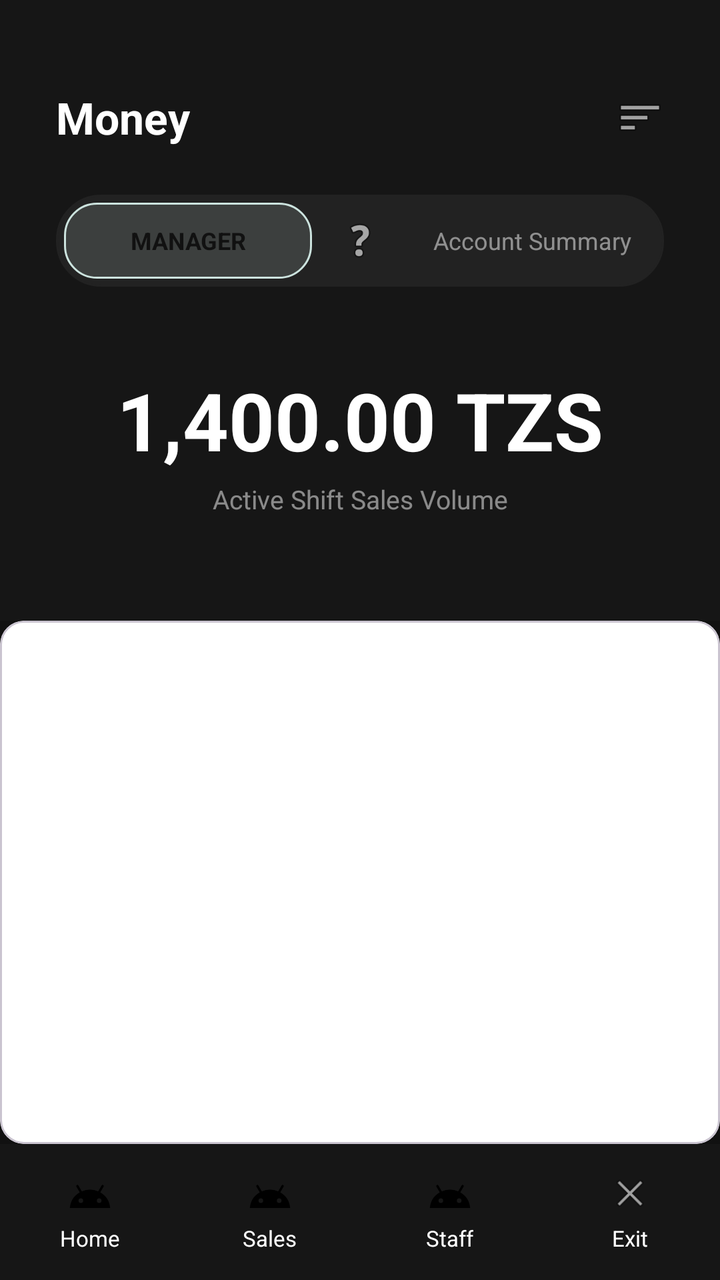
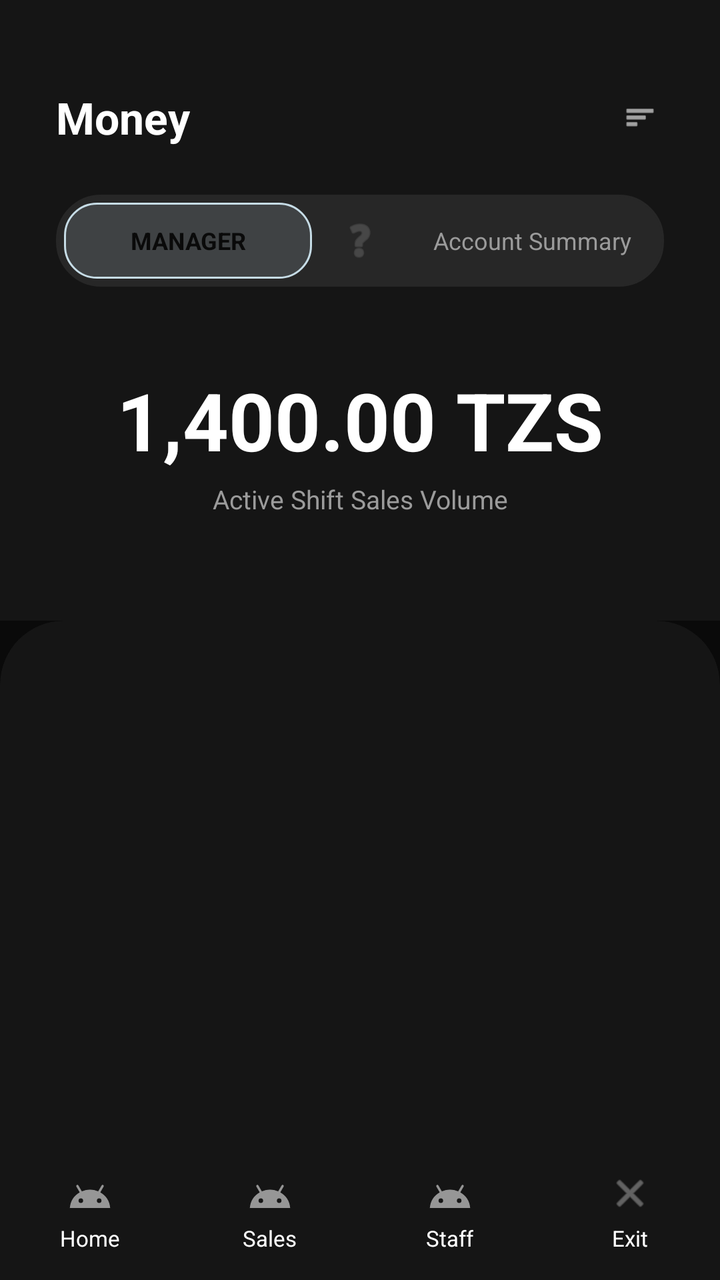

Compare the two renders of this Android layout. The source of the first and the diff that turns it into the second are given below.
<!-- AndroidManifest.xml: application theme Theme.JIJIPOS -->
<!-- res/layout/activity_dashboard.xml -->
<?xml version="1.0" encoding="utf-8"?>
<LinearLayout xmlns:android="http://schemas.android.com/apk/res/android"
    xmlns:app="http://android.com"
    xmlns:tools="http://android.com"
    android:layout_width="match_parent"
    android:layout_height="match_parent"
    android:background="#111111"
    android:orientation="vertical"
    tools:context=".DashboardActivity">

    
    <LinearLayout
        android:layout_width="match_parent"
        android:layout_height="wrap_content"
        android:orientation="vertical"
        android:padding="28dp"
        android:background="#161616">

        <RelativeLayout
            android:layout_width="match_parent"
            android:layout_height="wrap_content"
            android:layout_marginTop="16dp">

            <TextView
                android:id="@+id/textWelcomeBanner"
                android:layout_width="wrap_content"
                android:layout_height="wrap_content"
                android:text="Money"
                android:textColor="@color/white"
                android:textSize="22sp"
                android:textStyle="bold"
                android:layout_centerVertical="true" />

            
            <ImageView
                android:id="@+id/btnHeaderMenu"
                android:layout_width="24dp"
                android:layout_height="24dp"
                android:src="@android:drawable/ic_menu_sort_by_size"
                app:tint="@color/white"
                android:layout_alignParentEnd="true"
                android:layout_centerVertical="true"
                android:clickable="true"
                android:focusable="true" />

        </RelativeLayout>


        
        <LinearLayout
            android:layout_width="match_parent"
            android:layout_height="46dp"
            android:background="@drawable/bg_navbar"
            android:backgroundTint="#222222"
            android:orientation="horizontal"
            android:padding="4dp"
            android:layout_marginTop="24dp"
            android:gravity="center_vertical">
            <TextView
                android:id="@+id/textRoleTag"
                android:layout_width="0dp"
                android:layout_weight="1"
                android:layout_height="match_parent"
                android:background="@drawable/bg_nav_active_pill"
                android:backgroundTint="#CCE3DE"
                android:text="MANAGER"
                android:textColor="#111111"
                android:textStyle="bold"
                android:textSize="12sp"
                android:gravity="center" />
            <ImageView
                android:layout_width="24dp"
                android:layout_height="24dp"
                android:src="@android:drawable/ic_menu_help"
                app:tint="#40FFFFFF"
                android:layout_marginHorizontal="12dp"/>
            <TextView
                android:layout_width="0dp"
                android:layout_weight="1"
                android:layout_height="match_parent"
                android:text="Account Summary"
                android:textColor="@color/white"
                android:alpha="0.5"
                android:textSize="12sp"
                android:gravity="center" />
        </LinearLayout>

        
        <TextView
            android:id="@+id/textLiveBalanceValue"
            android:layout_width="match_parent"
            android:layout_height="wrap_content"
            android:text="1,400.00 TZS"
            android:textColor="@color/white"
            android:textSize="40sp"
            android:textStyle="bold"
            android:gravity="center_horizontal"
            android:layout_marginTop="40dp" />

        <TextView
            android:layout_width="match_parent"
            android:layout_height="wrap_content"
            android:text="Active Shift Sales Volume"
            android:textColor="@color/white"
            android:alpha="0.5"
            android:textSize="13sp"
            android:gravity="center_horizontal"
            android:layout_marginTop="4dp"
            android:layout_marginBottom="24dp" />
    </LinearLayout>

    
    <com.google.android.material.card.MaterialCardView
        android:layout_width="match_parent"
        android:layout_height="0dp"
        android:layout_weight="1"
        app:cardCornerRadiusTopStart="32dp"
        app:cardCornerRadiusTopEnd="32dp"
        app:cardCornerRadiusBottomStart="0dp"
        app:cardCornerRadiusBottomEnd="0dp"
        app:cardElevation="0dp"
        app:strokeWidth="0dp"
        android:backgroundTint="@color/white">

        
        <FrameLayout
            android:id="@+id/fragmentContainer"
            android:layout_width="match_parent"
            android:layout_height="match_parent"
            android:layout_marginBottom="16dp" />

    </com.google.android.material.card.MaterialCardView>

    
    <LinearLayout
        android:layout_width="match_parent"
        android:layout_height="68dp"
        android:background="#161616"
        android:orientation="horizontal"
        android:gravity="center_vertical">

        <LinearLayout android:id="@+id/tab1" android:layout_width="0dp" android:layout_weight="1" android:layout_height="match_parent" android:orientation="vertical" android:gravity="center">
            <ImageView android:id="@+id/icon1" android:layout_width="22dp" android:layout_height="22dp" android:src="@drawable/ic_nav_home" app:tint="#88FFFFFF"/>
            <TextView android:id="@+id/text1" android:layout_width="wrap_content" android:layout_height="wrap_content" android:text="Home" android:textColor="@color/white" android:textSize="11sp" android:layout_marginTop="4dp"/>
        </LinearLayout>

        <LinearLayout android:id="@+id/tab2" android:layout_width="0dp" android:layout_weight="1" android:layout_height="match_parent" android:orientation="vertical" android:gravity="center">
            <ImageView android:id="@+id/icon2" android:layout_width="22dp" android:layout_height="22dp" android:src="@drawable/ic_nav_sales" app:tint="#88FFFFFF"/>
            <TextView android:id="@+id/text2" android:layout_width="wrap_content" android:layout_height="wrap_content" android:text="Sales" android:textColor="@color/white" android:textSize="11sp" android:layout_marginTop="4dp" android:visibility="visible"/>
        </LinearLayout>

        <LinearLayout android:id="@+id/tab3" android:layout_width="0dp" android:layout_weight="1" android:layout_height="match_parent" android:orientation="vertical" android:gravity="center">
            <ImageView android:id="@+id/icon3" android:layout_width="22dp" android:layout_height="22dp" android:src="@drawable/ic_nav_staff" app:tint="#88FFFFFF"/>
            <TextView android:id="@+id/text3" android:layout_width="wrap_content" android:layout_height="wrap_content" android:text="Staff" android:textColor="@color/white" android:textSize="11sp" android:layout_marginTop="4dp" android:visibility="visible"/>
        </LinearLayout>

        <LinearLayout android:id="@+id/tab4" android:layout_width="0dp" android:layout_weight="1" android:layout_height="match_parent" android:orientation="vertical" android:gravity="center">
            <ImageView android:id="@+id/icon4" android:layout_width="22dp" android:layout_height="22dp" android:src="@android:drawable/ic_menu_close_clear_cancel" app:tint="#88FFFFFF"/>
            <TextView android:id="@+id/text4" android:layout_width="wrap_content" android:layout_height="wrap_content" android:text="Exit" android:textColor="@color/white" android:textSize="11sp" android:layout_marginTop="4dp"/>
        </LinearLayout>
    </LinearLayout>

</LinearLayout>
<!-- resources referenced by this layout -->
<resources>
  <color name="white">#FFFFFFFF</color>
  <!-- drawable bg_nav_active_pill (drawable) -->
  <?xml version="1.0" encoding="utf-8"?>
  <shape xmlns:android="http://schemas.android.com/apk/res/android"
      android:shape="rectangle">
      <solid android:color="#26E63946" />
      <corners android:radius="16dp" />
      <stroke
          android:width="1dp"
          android:color="@color/red" />
  </shape>
  <!-- drawable bg_navbar (drawable) -->
  <?xml version="1.0" encoding="utf-8"?>
  <shape xmlns:android="http://schemas.android.com/apk/res/android"
      android:shape="rectangle">
      <solid android:color="@color/card_dark" />
      <corners android:radius="22dp" />
      <stroke
          android:width="1dp"
          android:color="@color/divider" />
  </shape>
  <!-- drawable ic_nav_home (drawable) -->
  <vector xmlns:android="http://schemas.android.com/apk/res/android" android:height="24dp" android:tint="#000000" android:viewportHeight="24" android:viewportWidth="24" android:width="24dp">
          
      <path android:fillColor="#FF000000" android:pathData="M17.6,11.48 L19.44,8.3a0.63,0.63 0,0 0,-1.09 -0.63l-1.88,3.24a11.43,11.43 0,0 0,-8.94 0L5.65,7.67a0.63,0.63 0,0 0,-1.09 0.63L6.4,11.48A10.81,10.81 0,0 0,1 20L23,20A10.81,10.81 0,0 0,17.6 11.48ZM7,17.25A1.25,1.25 0,1 1,8.25 16,1.25 1.25,0 0,1 7,17.25ZM17,17.25A1.25,1.25 0,1 1,18.25 16,1.25 1.25,0 0,1 17,17.25Z"/>
      
  </vector>
  <!-- drawable ic_nav_sales (drawable) -->
  <vector xmlns:android="http://schemas.android.com/apk/res/android" android:height="24dp" android:tint="#000000" android:viewportHeight="24" android:viewportWidth="24" android:width="24dp">
          
      <path android:fillColor="#FF000000" android:pathData="M17.6,11.48 L19.44,8.3a0.63,0.63 0,0 0,-1.09 -0.63l-1.88,3.24a11.43,11.43 0,0 0,-8.94 0L5.65,7.67a0.63,0.63 0,0 0,-1.09 0.63L6.4,11.48A10.81,10.81 0,0 0,1 20L23,20A10.81,10.81 0,0 0,17.6 11.48ZM7,17.25A1.25,1.25 0,1 1,8.25 16,1.25 1.25,0 0,1 7,17.25ZM17,17.25A1.25,1.25 0,1 1,18.25 16,1.25 1.25,0 0,1 17,17.25Z"/>
      
  </vector>
  <!-- drawable ic_nav_staff (drawable) -->
  <vector xmlns:android="http://schemas.android.com/apk/res/android" android:height="24dp" android:tint="#000000" android:viewportHeight="24" android:viewportWidth="24" android:width="24dp">
          
      <path android:fillColor="#FF000000" android:pathData="M17.6,11.48 L19.44,8.3a0.63,0.63 0,0 0,-1.09 -0.63l-1.88,3.24a11.43,11.43 0,0 0,-8.94 0L5.65,7.67a0.63,0.63 0,0 0,-1.09 0.63L6.4,11.48A10.81,10.81 0,0 0,1 20L23,20A10.81,10.81 0,0 0,17.6 11.48ZM7,17.25A1.25,1.25 0,1 1,8.25 16,1.25 1.25,0 0,1 7,17.25ZM17,17.25A1.25,1.25 0,1 1,18.25 16,1.25 1.25,0 0,1 17,17.25Z"/>
      
  </vector>
  <style name="Theme.JIJIPOS" parent="Base.Theme.JIJIPOS" />
  <color name="red">#E53E3E</color>
  <color name="card_dark">#1C1C1E</color>
  <color name="divider">#333333</color>
  <style name="Base.Theme.JIJIPOS" parent="Theme.Material3.DayNight.NoActionBar">
          
          
      </style>
</resources>

<!-- the commit's change to res/layout/activity_dashboard.xml (unified diff, before → after) -->
@@ -1,10 +1,10 @@
 <?xml version="1.0" encoding="utf-8"?>
 <LinearLayout xmlns:android="http://schemas.android.com/apk/res/android"
-    xmlns:app="http://android.com"
-    xmlns:tools="http://android.com"
+    xmlns:app="http://schemas.android.com/apk/res-auto"
+    xmlns:tools="http://schemas.android.com/tools"
     android:layout_width="match_parent"
     android:layout_height="match_parent"
-    android:background="#111111"
+    android:background="@color/fv_bg"
     android:orientation="vertical"
     tools:context=".DashboardActivity">
 
@@ -14,7 +14,7 @@
         android:layout_height="wrap_content"
         android:orientation="vertical"
         android:padding="28dp"
-        android:background="#161616">
+        android:background="@color/fv_surface">
 
         <RelativeLayout
             android:layout_width="match_parent"
@@ -26,61 +26,64 @@
                 android:layout_width="wrap_content"
                 android:layout_height="wrap_content"
                 android:text="Money"
-                android:textColor="@color/white"
+                android:textColor="@color/fv_ink"
                 android:textSize="22sp"
                 android:textStyle="bold"
                 android:layout_centerVertical="true" />
 
-            
             <ImageView
                 android:id="@+id/btnHeaderMenu"
                 android:layout_width="24dp"
                 android:layout_height="24dp"
                 android:src="@android:drawable/ic_menu_sort_by_size"
-                app:tint="@color/white"
+                app:tint="@color/fv_ink"
                 android:layout_alignParentEnd="true"
                 android:layout_centerVertical="true"
                 android:clickable="true"
-                android:focusable="true" />
+                android:focusable="true"
+                android:background="?attr/selectableItemBackgroundBorderless"
+                android:padding="4dp" />
 
         </RelativeLayout>
-
 
         
         <LinearLayout
             android:layout_width="match_parent"
             android:layout_height="46dp"
             android:background="@drawable/bg_navbar"
-            android:backgroundTint="#222222"
+            android:backgroundTint="@color/fv_stroke"
             android:orientation="horizontal"
             android:padding="4dp"
             android:layout_marginTop="24dp"
             android:gravity="center_vertical">
+
             <TextView
                 android:id="@+id/textRoleTag"
                 android:layout_width="0dp"
                 android:layout_weight="1"
                 android:layout_height="match_parent"
                 android:background="@drawable/bg_nav_active_pill"
-                android:backgroundTint="#CCE3DE"
+                android:backgroundTint="@color/fv_accent"
                 android:text="MANAGER"
-                android:textColor="#111111"
+                android:textColor="@color/fv_on_accent"
                 android:textStyle="bold"
                 android:textSize="12sp"
                 android:gravity="center" />
+
             <ImageView
                 android:layout_width="24dp"
                 android:layout_height="24dp"
                 android:src="@android:drawable/ic_menu_help"
-                app:tint="#40FFFFFF"
-                android:layout_marginHorizontal="12dp"/>
+                app:tint="@color/fv_ink"
+                android:alpha="0.25"
+                android:layout_marginHorizontal="12dp" />
+
             <TextView
                 android:layout_width="0dp"
                 android:layout_weight="1"
                 android:layout_height="match_parent"
                 android:text="Account Summary"
-                android:textColor="@color/white"
-                android:alpha="0.5"
+                android:textColor="@color/fv_muted"
                 android:textSize="12sp"
                 android:gravity="center" />
         </LinearLayout>
@@ -91,7 +94,7 @@
             android:layout_width="match_parent"
             android:layout_height="wrap_content"
             android:text="1,400.00 TZS"
-            android:textColor="@color/white"
+            android:textColor="@color/fv_ink"
             android:textSize="40sp"
             android:textStyle="bold"
             android:gravity="center_horizontal"
@@ -101,8 +104,7 @@
             android:layout_width="match_parent"
             android:layout_height="wrap_content"
             android:text="Active Shift Sales Volume"
-            android:textColor="@color/white"
-            android:alpha="0.5"
+            android:textColor="@color/fv_muted"
             android:textSize="13sp"
             android:gravity="center_horizontal"
             android:layout_marginTop="4dp"
@@ -114,15 +116,11 @@
         android:layout_width="match_parent"
         android:layout_height="0dp"
         android:layout_weight="1"
-        app:cardCornerRadiusTopStart="32dp"
-        app:cardCornerRadiusTopEnd="32dp"
-        app:cardCornerRadiusBottomStart="0dp"
-        app:cardCornerRadiusBottomEnd="0dp"
+        app:shapeAppearanceOverlay="@style/ShapeAppearance.Fairvest.TopRounded"
         app:cardElevation="0dp"
         app:strokeWidth="0dp"
-        android:backgroundTint="@color/white">
+        android:backgroundTint="@color/fv_surface">
 
-        
         <FrameLayout
             android:id="@+id/fragmentContainer"
             android:layout_width="match_parent"
@@ -135,28 +133,28 @@
     <LinearLayout
         android:layout_width="match_parent"
         android:layout_height="68dp"
-        android:background="#161616"
+        android:background="@color/fv_surface"
         android:orientation="horizontal"
         android:gravity="center_vertical">
 
         <LinearLayout android:id="@+id/tab1" android:layout_width="0dp" android:layout_weight="1" android:layout_height="match_parent" android:orientation="vertical" android:gravity="center">
-            <ImageView android:id="@+id/icon1" android:layout_width="22dp" android:layout_height="22dp" android:src="@drawable/ic_nav_home" app:tint="#88FFFFFF"/>
-            <TextView android:id="@+id/text1" android:layout_width="wrap_content" android:layout_height="wrap_content" android:text="Home" android:textColor="@color/white" android:textSize="11sp" android:layout_marginTop="4dp"/>
+            <ImageView android:id="@+id/icon1" android:layout_width="22dp" android:layout_height="22dp" android:src="@drawable/ic_nav_home" app:tint="@color/fv_ink" android:alpha="0.55"/>
+            <TextView android:id="@+id/text1" android:layout_width="wrap_content" android:layout_height="wrap_content" android:text="Home" android:textColor="@color/fv_ink" android:textSize="11sp" android:layout_marginTop="4dp"/>
         </LinearLayout>
 
         <LinearLayout android:id="@+id/tab2" android:layout_width="0dp" android:layout_weight="1" android:layout_height="match_parent" android:orientation="vertical" android:gravity="center">
-            <ImageView android:id="@+id/icon2" android:layout_width="22dp" android:layout_height="22dp" android:src="@drawable/ic_nav_sales" app:tint="#88FFFFFF"/>
-            <TextView android:id="@+id/text2" android:layout_width="wrap_content" android:layout_height="wrap_content" android:text="Sales" android:textColor="@color/white" android:textSize="11sp" android:layout_marginTop="4dp" android:visibility="visible"/>
+            <ImageView android:id="@+id/icon2" android:layout_width="22dp" android:layout_height="22dp" android:src="@drawable/ic_nav_sales" app:tint="@color/fv_ink" android:alpha="0.55"/>
+            <TextView android:id="@+id/text2" android:layout_width="wrap_content" android:layout_height="wrap_content" android:text="Sales" android:textColor="@color/fv_ink" android:textSize="11sp" android:layout_marginTop="4dp" android:visibility="visible"/>
         </LinearLayout>
 
         <LinearLayout android:id="@+id/tab3" android:layout_width="0dp" android:layout_weight="1" android:layout_height="match_parent" android:orientation="vertical" android:gravity="center">
-            <ImageView android:id="@+id/icon3" android:layout_width="22dp" android:layout_height="22dp" android:src="@drawable/ic_nav_staff" app:tint="#88FFFFFF"/>
-            <TextView android:id="@+id/text3" android:layout_width="wrap_content" android:layout_height="wrap_content" android:text="Staff" android:textColor="@color/white" android:textSize="11sp" android:layout_marginTop="4dp" android:visibility="visible"/>
+            <ImageView android:id="@+id/icon3" android:layout_width="22dp" android:layout_height="22dp" android:src="@drawable/ic_nav_staff" app:tint="@color/fv_ink" android:alpha="0.55"/>
+            <TextView android:id="@+id/text3" android:layout_width="wrap_content" android:layout_height="wrap_content" android:text="Staff" android:textColor="@color/fv_ink" android:textSize="11sp" android:layout_marginTop="4dp" android:visibility="visible"/>
         </LinearLayout>
 
         <LinearLayout android:id="@+id/tab4" android:layout_width="0dp" android:layout_weight="1" android:layout_height="match_parent" android:orientation="vertical" android:gravity="center">
-            <ImageView android:id="@+id/icon4" android:layout_width="22dp" android:layout_height="22dp" android:src="@android:drawable/ic_menu_close_clear_cancel" app:tint="#88FFFFFF"/>
-            <TextView android:id="@+id/text4" android:layout_width="wrap_content" android:layout_height="wrap_content" android:text="Exit" android:textColor="@color/white" android:textSize="11sp" android:layout_marginTop="4dp"/>
+            <ImageView android:id="@+id/icon4" android:layout_width="22dp" android:layout_height="22dp" android:src="@android:drawable/ic_menu_close_clear_cancel" app:tint="@color/fv_ink" android:alpha="0.55"/>
+            <TextView android:id="@+id/text4" android:layout_width="wrap_content" android:layout_height="wrap_content" android:text="Exit" android:textColor="@color/fv_ink" android:textSize="11sp" android:layout_marginTop="4dp"/>
         </LinearLayout>
     </LinearLayout>
 
<!-- resource entries referenced after the edit -->
@@ -1,6 +1,12 @@
 <!-- resources referenced by this layout -->
 <resources>
-  <color name="white">#FFFFFFFF</color>
+  <color name="fv_accent">#C6DCE6</color>
+  <color name="fv_bg">#0A0A0A</color>
+  <color name="fv_ink">#FFFFFF</color>
+  <color name="fv_muted">#9B9B9B</color>
+  <color name="fv_on_accent">#0A0A0A</color>
+  <color name="fv_stroke">#272727</color>
+  <color name="fv_surface">#151515</color>
   <!-- drawable bg_nav_active_pill (drawable) -->
   <?xml version="1.0" encoding="utf-8"?>
   <shape xmlns:android="http://schemas.android.com/apk/res/android"
@@ -39,6 +45,13 @@
       <path android:fillColor="#FF000000" android:pathData="M17.6,11.48 L19.44,8.3a0.63,0.63 0,0 0,-1.09 -0.63l-1.88,3.24a11.43,11.43 0,0 0,-8.94 0L5.65,7.67a0.63,0.63 0,0 0,-1.09 0.63L6.4,11.48A10.81,10.81 0,0 0,1 20L23,20A10.81,10.81 0,0 0,17.6 11.48ZM7,17.25A1.25,1.25 0,1 1,8.25 16,1.25 1.25,0 0,1 7,17.25ZM17,17.25A1.25,1.25 0,1 1,18.25 16,1.25 1.25,0 0,1 17,17.25Z"/>
       
   </vector>
+  <style name="ShapeAppearance.Fairvest.TopRounded" parent="">
+          <item name="cornerFamily">rounded</item>
+          <item name="cornerSizeTopLeft">32dp</item>
+          <item name="cornerSizeTopRight">32dp</item>
+          <item name="cornerSizeBottomLeft">0dp</item>
+          <item name="cornerSizeBottomRight">0dp</item>
+      </style>
   <style name="Theme.JIJIPOS" parent="Base.Theme.JIJIPOS" />
   <color name="red">#E53E3E</color>
   <color name="card_dark">#1C1C1E</color>
